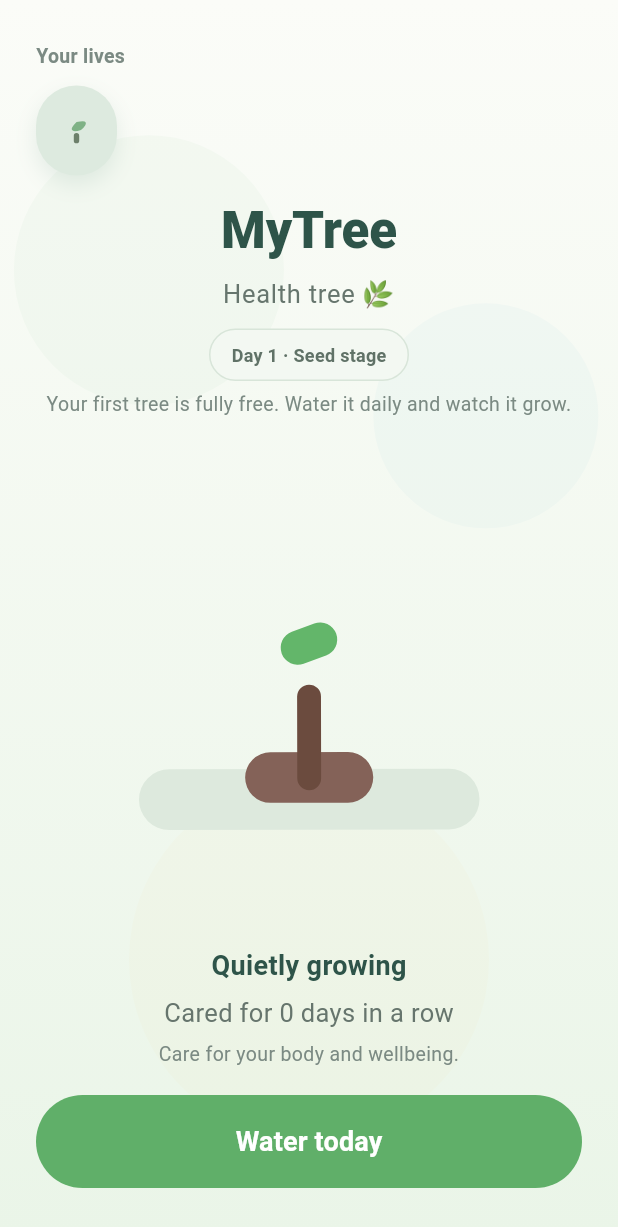
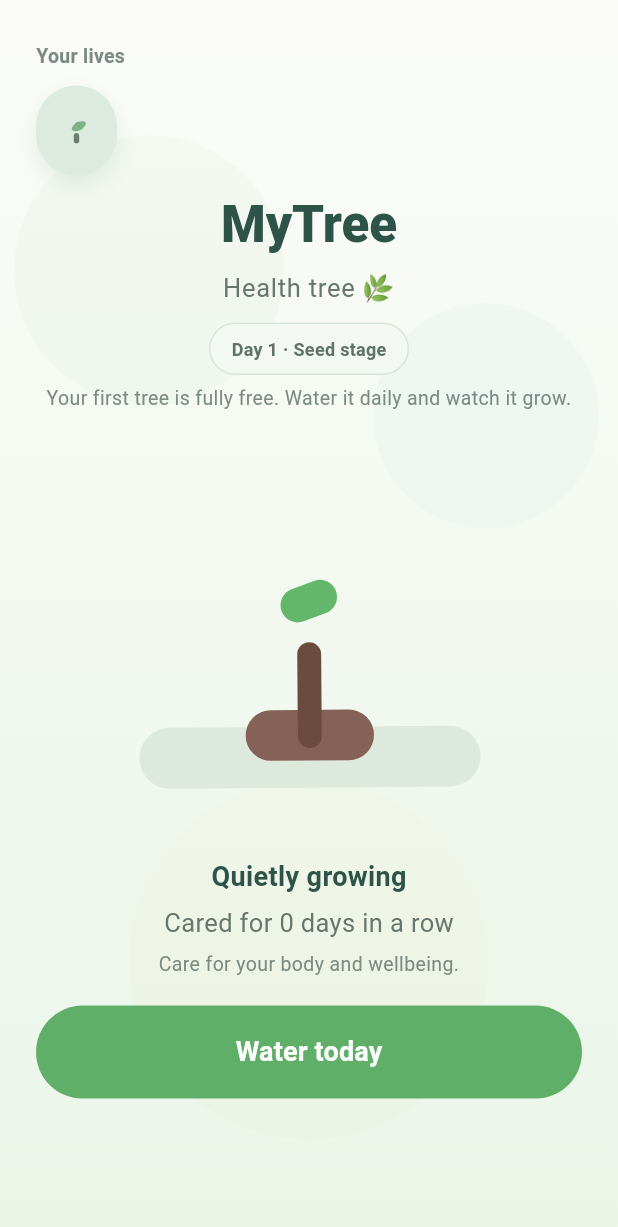
Before and after one commit to tonybjzhao/mytree_flutter, a Flutter app: the screen it shows after launch, after a tap on "Skip", on a phone screen of 412 x 824 dp. Shown: the top 1227 px of the screen. Run offline on Flutter 3.47's test engine with Material 3 defaults, Android fonts, the phone set to English and light mode, and no system bars; our stand-ins replace in_app_purchase, shared_preferences.

Commit message:
refine mobile layout rhythm and debug panel ergonomics

```diff
--- a/lib/home_page.dart
+++ b/lib/home_page.dart
@@ -62,6 +62,8 @@ class _HomePageState extends State<HomePage> with TickerProviderStateMixin {
   String? _waterButtonOverride;
   OverlayEntry? _careToastEntry;
   bool _showMilestoneBadgeGlow = false;
+  bool _showDebugPanel = false;
+  String? _debugStateLine;
   bool _heldToday = false;
   String? _heldTreeId;
   Set<String> _heldTreeIdsForDate = <String>{};
@@ -475,6 +477,35 @@ class _HomePageState extends State<HomePage> with TickerProviderStateMixin {
     }
 
     return adjusted;
+  }
+
+  Future<void> _refreshAndLogDebugState(String action) async {
+    await _load();
+    if (!mounted) return;
+
+    final sourceTree = _collection?.currentTree;
+    if (sourceTree == null) {
+      debugPrint('[DEBUG_PANEL] action=$action offset=${AppClock.debugDayOffset} tree=null');
+      setState(() {
+        _debugStateLine =
+            'action=$action | offset=${AppClock.debugDayOffset} | tree=null';
+      });
+      return;
+    }
+
+    final tree = _debugAdjustedTree(sourceTree);
+    debugPrint(
+      '[DEBUG_PANEL] action=$action offset=${AppClock.debugDayOffset} '
+      'missedDays=${tree.missedDays} health=${tree.healthState.name} '
+      'streak=${tree.streakDays} wateredToday=${tree.hasWateredToday}',
+    );
+
+    setState(() {
+      _debugStateLine =
+          'action=$action | offset=${AppClock.debugDayOffset} | '
+          'missed=${tree.missedDays} | health=${tree.healthState.name} | '
+          'streak=${tree.streakDays} | watered=${tree.hasWateredToday}';
+    });
   }
 
   String _formatDateOnly(DateTime dt) {
@@ -809,6 +840,10 @@ class _HomePageState extends State<HomePage> with TickerProviderStateMixin {
     final accentText = tree == null
       ? const Color(0xFF5D706A)
       : _accentTextColor(tree.category, isNight: isNight);
+    final viewportHeight = MediaQuery.sizeOf(context).height;
+    final isSmallScreen = viewportHeight < 760;
+    final heroHeight = (viewportHeight * 0.35).clamp(210.0, 290.0);
+    final showDebugPanel = kDebugMode && (!isSmallScreen || _showDebugPanel);
 
     return Scaffold(
       backgroundColor: isNight ? const Color(0xFFF3F6F1) : const Color(0xFFF7FAF6),
@@ -826,12 +861,18 @@ class _HomePageState extends State<HomePage> with TickerProviderStateMixin {
           SafeArea(
             child: _loading || tree == null
                 ? const Center(child: CircularProgressIndicator())
-                : Padding(
-                padding: const EdgeInsets.symmetric(
-                  horizontal: 24,
-                  vertical: 20,
-                ),
-                child: Column(
+                : LayoutBuilder(
+                    builder: (context, constraints) {
+                      return SingleChildScrollView(
+                        physics: const BouncingScrollPhysics(),
+                        child: ConstrainedBox(
+                          constraints: BoxConstraints(minHeight: constraints.maxHeight),
+                          child: Padding(
+                            padding: const EdgeInsets.symmetric(
+                              horizontal: 24,
+                              vertical: 20,
+                            ),
+                            child: Column(
                   children: [
                     const SizedBox(height: 8),
                     const Align(
@@ -853,18 +894,68 @@ class _HomePageState extends State<HomePage> with TickerProviderStateMixin {
                         currentIndex: _collection!.currentIndex,
                       ),
                     ),
-                    if (kDebugMode)
-                      Padding(
-                        padding: const EdgeInsets.only(top: 10),
-                        child: _DebugTimeTravelPanel(
-                          onChanged: () async {
-                            await _load();
-                            if (!mounted) return;
-                            setState(() {});
+                    if (kDebugMode && isSmallScreen)
+                      Align(
+                        alignment: Alignment.centerRight,
+                        child: TextButton.icon(
+                          onPressed: () {
+                            setState(() => _showDebugPanel = !_showDebugPanel);
                           },
+                          icon: Icon(
+                            _showDebugPanel
+                                ? Icons.expand_less_rounded
+                                : Icons.tune_rounded,
+                            size: 16,
+                          ),
+                          label: Text(
+                            _showDebugPanel ? 'Hide debug' : 'Debug tools',
+                          ),
+                          style: TextButton.styleFrom(
+                            foregroundColor: const Color(0xFF5B7469),
+                            textStyle: const TextStyle(
+                              fontSize: 12,
+                              fontWeight: FontWeight.w700,
+                            ),
+                            visualDensity: VisualDensity.compact,
+                            padding: const EdgeInsets.symmetric(
+                              horizontal: 8,
+                              vertical: 4,
+                            ),
+                          ),
                         ),
                       ),
-                    const SizedBox(height: 14),
+                    if (showDebugPanel)
+                      Padding(
+                        padding: const EdgeInsets.only(top: 6),
+                        child: _DebugTimeTravelPanel(
+                          onChanged: _refreshAndLogDebugState,
+                        ),
+                      ),
+                    if (kDebugMode && _debugStateLine != null)
+                      Padding(
+                        padding: const EdgeInsets.only(top: 6),
+                        child: Container(
+                          width: double.infinity,
+                          padding: const EdgeInsets.symmetric(
+                            horizontal: 10,
+                            vertical: 8,
+                          ),
+                          decoration: BoxDecoration(
+                            color: const Color(0xFFEFF5EE),
+                            borderRadius: BorderRadius.circular(10),
+                            border: Border.all(color: const Color(0xFFD5E2D3)),
+                          ),
+                          child: Text(
+                            _debugStateLine!,
+                            style: const TextStyle(
+                              fontSize: 11,
+                              fontWeight: FontWeight.w600,
+                              color: Color(0xFF4F665B),
+                            ),
+                          ),
+                        ),
+                      ),
+                    const SizedBox(height: 10),
                     Text(
                       'MyTree',
                       style: Theme.of(context).textTheme.headlineMedium
@@ -1010,9 +1101,10 @@ class _HomePageState extends State<HomePage> with TickerProviderStateMixin {
                           ),
                         ),
                       ),
-                    Expanded(
+                    SizedBox(
+                      height: heroHeight,
                       child: Align(
-                        alignment: const Alignment(0, -0.15),
+                        alignment: const Alignment(0, -0.2),
                         child: AnimatedBuilder(
                           animation: Listenable.merge([
                             _breatheController,
@@ -1129,7 +1221,7 @@ class _HomePageState extends State<HomePage> with TickerProviderStateMixin {
                         ),
                       ),
                     ),
-                    const SizedBox(height: 12),
+                    const SizedBox(height: 8),
                     Text(
                       _statusTitle(tree),
                       style: TextStyle(
@@ -1307,6 +1399,10 @@ class _HomePageState extends State<HomePage> with TickerProviderStateMixin {
                   ],
                 ),
               ),
+                        ),
+                      );
+                    },
+                  ),
           ),
         ],
       ),
@@ -1573,7 +1669,7 @@ class _HomePageState extends State<HomePage> with TickerProviderStateMixin {
 class _DebugTimeTravelPanel extends StatelessWidget {
   const _DebugTimeTravelPanel({required this.onChanged});
 
-  final Future<void> Function() onChanged;
+  final Future<void> Function(String action) onChanged;
 
   @override
   Widget build(BuildContext context) {
@@ -1603,32 +1699,32 @@ class _DebugTimeTravelPanel extends StatelessWidget {
             children: [
               _chip(context, 'D0', () async {
                 AppClock.setDebugDayOffset(0);
-                await onChanged();
+                await onChanged('D0');
               }),
               _chip(context, 'D1', () async {
                 AppClock.setDebugDayOffset(1);
-                await onChanged();
+                await onChanged('D1');
               }),
               _chip(context, 'D2', () async {
                 AppClock.setDebugDayOffset(2);
-                await onChanged();
+                await onChanged('D2');
               }),
               _chip(context, 'D3', () async {
                 AppClock.setDebugDayOffset(3);
-                await onChanged();
+                await onChanged('D3');
               }),
               _chip(context, 'D4', () async {
                 AppClock.setDebugDayOffset(4);
-                await onChanged();
+                await onChanged('D4');
               }),
               _chip(context, 'D7', () async {
                 AppClock.setDebugDayOffset(7);
-                await onChanged();
+                await onChanged('D7');
               }),
               _chip(context, 'Reset', () async {
                 AppClock.resetDayOffset();
                 TreeDebugOverrides.reset();
-                await onChanged();
+                await onChanged('Reset');
               }),
             ],
           ),
@@ -1639,27 +1735,27 @@ class _DebugTimeTravelPanel extends StatelessWidget {
             children: [
               _chip(context, 'Water-0', () async {
                 TreeDebugOverrides.fakeDaysSinceLastWater = 0;
-                await onChanged();
+                await onChanged('Water-0');
               }),
               _chip(context, 'Water-2', () async {
                 TreeDebugOverrides.fakeDaysSinceLastWater = 2;
-                await onChanged();
+                await onChanged('Water-2');
               }),
               _chip(context, 'Wilt', () async {
                 TreeDebugOverrides.fakeDaysSinceLastWater = 4;
-                await onChanged();
+                await onChanged('Wilt');
               }),
               _chip(context, 'Dead', () async {
                 TreeDebugOverrides.fakeDaysSinceLastWater = 8;
-                await onChanged();
+                await onChanged('Dead');
               }),
               _chip(context, 'Streak-3', () async {
                 TreeDebugOverrides.fakeStreak = 3;
-                await onChanged();
+                await onChanged('Streak-3');
               }),
               _chip(context, 'Streak-7', () async {
                 TreeDebugOverrides.fakeStreak = 7;
-                await onChanged();
+                await onChanged('Streak-7');
               }),
             ],
           ),
```
